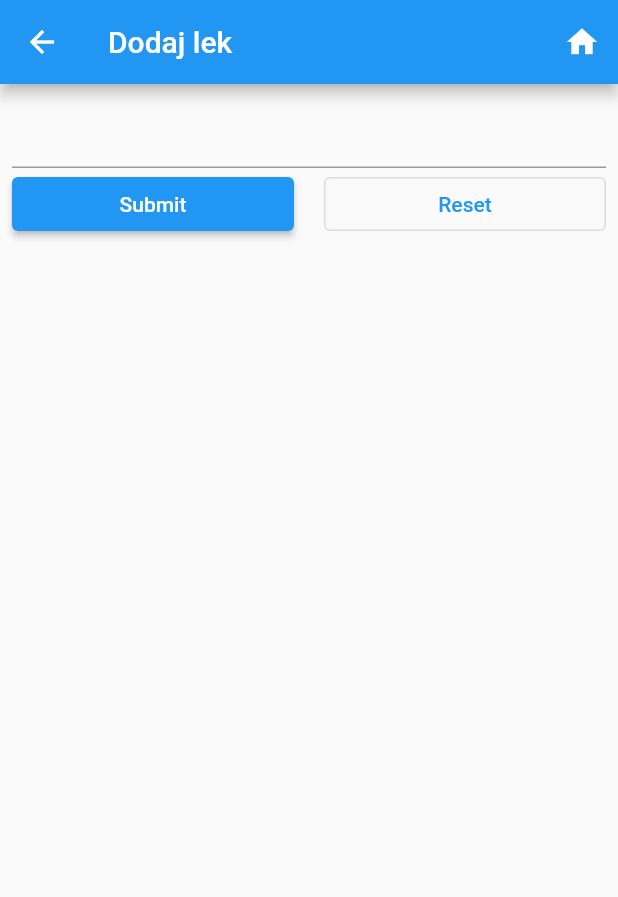
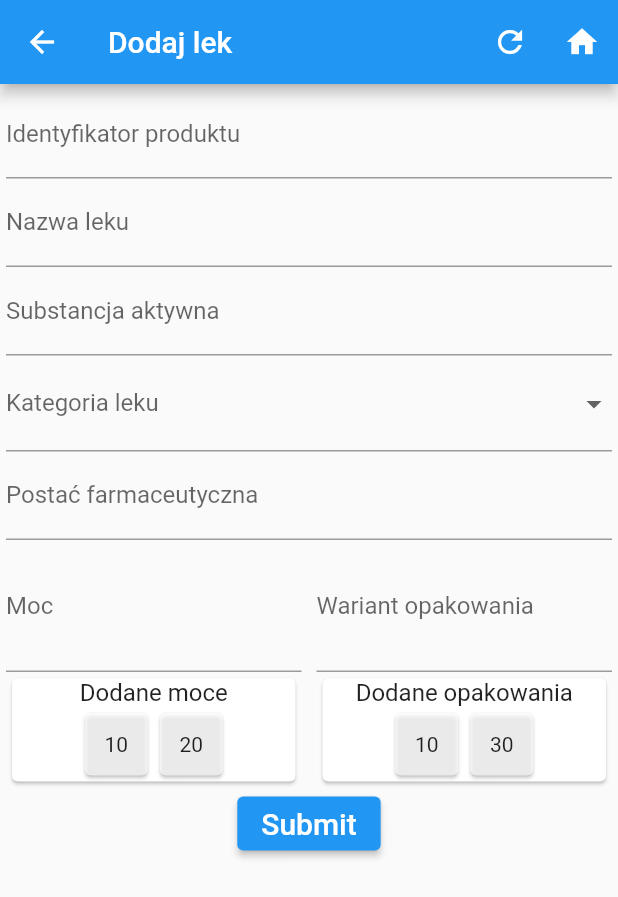
Before and after one commit to XCaine/MedicineDosageApp, a Flutter app: the AddMedication screen opened directly, on a phone screen of 412 x 824 dp. Shown: the top 897 px of the screen. Run offline on Flutter 3.47's test engine with Material 2 defaults, Android fonts, the phone set to English and light mode, and no system bars; drawn by our look-alikes of flutter_form_builder; our stand-ins replace csv, diacritic, form_builder_validators, go_router, internet_connection_checker, sqflite; accounts and stored records are empty.

Commit message:
Create first version of add medication screen

```diff
--- a/lib/src/code/constants/drug_categories.dart
+++ b/lib/src/code/constants/drug_categories.dart
@@ -1,8 +1,10 @@
 class DrugCategories {
-  static final List<String> drugCategories =
+  static final List<String> categoryNames =
       categoryExplanationMap.keys.toList();
 
-  static const List<String> validDrugCategories = ['rp', 'rpz', 'rpw'];
+  static final List<String> categoryExplanations = categoryExplanationMap.values.toList();
+
+  static const List<String> validOnes = ['rp', 'rpz', 'rpw'];
 
   static const Map<String, String> categoryExplanationMap = {
     'otc': 'otc - wydawane bez przepisu lekarza',
--- a/lib/src/code/data_fetch/packages_parser.dart
+++ b/lib/src/code/data_fetch/packages_parser.dart
@@ -31,7 +31,7 @@ class PackagesParser {
     for (Map<String, dynamic> singlePackage in allPackages) {
       String metadata = (singlePackage[_metadata] as String);
       bool packageDeleted = metadata.contains(_deleted);
-      bool isValidDrugType = DrugCategories.validDrugCategories
+      bool isValidDrugType = DrugCategories.validOnes
           .any((validDrugType) => metadata.contains(validDrugType));
       bool countValid = singlePackage[Package.countFieldName] != null;
 
@@ -99,7 +99,7 @@ class PackagesParser {
     //'20 kaps.' -> 20
     int? count = int.tryParse(rawCount.split(' ').first);
 
-    String selectedCategory = DrugCategories.drugCategories.firstWhere(
+    String selectedCategory = DrugCategories.categoryNames.firstWhere(
         (cat) => metadata.contains(cat),
         orElse: () => ''
     );
--- a/lib/src/code/database/database.dart
+++ b/lib/src/code/database/database.dart
@@ -36,7 +36,7 @@ class DatabaseBroker {
     String databasePath =
         join(await sqflite.getDatabasesPath(), Constants.databaseName);
     //TODO REMOVE database delete
-    await _dropDatabaseIfExists(databasePath);
+    //await _dropDatabaseIfExists(databasePath);
 
     sqflite.Database database = await sqflite.openDatabase(
       databasePath,
--- a/lib/src/views/manage_medications/add_medication.dart
+++ /dev/null
@@ -1,73 +0,0 @@
-import 'package:drugs_dosage_app/src/code/constants/constants.dart';
-import 'package:drugs_dosage_app/src/code/logging/log_distributor.dart';
-import 'package:flutter/material.dart';
-import 'package:flutter_form_builder/flutter_form_builder.dart';
-import 'package:go_router/go_router.dart';
-import 'package:logging/logging.dart';
-
-class AddMedication extends StatefulWidget {
-  const AddMedication({Key? key}) : super(key: key);
-
-  @override
-  State<AddMedication> createState() => _AddMedicationState();
-}
-
-class _AddMedicationState extends State<AddMedication> {
-  final _formKey = GlobalKey<FormBuilderState>();
-  static final Logger _logger = LogDistributor.getLoggerFor("AddMedication");
-
-  @override
-  Widget build(BuildContext context) {
-    return Scaffold(
-      appBar: AppBar(
-        title: const Text('Dodaj lek'),
-        actions: [IconButton(onPressed: () => context.go(Constants.homeScreenRoute), icon: const Icon(Icons.home))],
-      ),
-      body: Padding(
-        padding: const EdgeInsets.all(8.0),
-        child: SingleChildScrollView(
-          child: Column(children: [
-            FormBuilder(
-                key: _formKey,
-                child: Column(children: [
-                  FormBuilderTextField(name: 'field1'),
-                ])),
-            Row(
-              children: [
-                Expanded(
-                  child: ElevatedButton(
-                    onPressed: () {
-                      if (_formKey.currentState?.saveAndValidate() ?? false) {
-                        debugPrint(_formKey.currentState?.value.toString());
-                      } else {
-                        debugPrint(_formKey.currentState?.value.toString());
-                        debugPrint('validation failed');
-                      }
-                    },
-                    child: const Text(
-                      'Submit',
-                      style: TextStyle(color: Colors.white),
-                    ),
-                  ),
-                ),
-                const SizedBox(width: 20),
-                Expanded(
-                  child: OutlinedButton(
-                    onPressed: () {
-                      _formKey.currentState?.reset();
-                    },
-                    // color: Theme.of(context).colorScheme.secondary,
-                    child: Text(
-                      'Reset',
-                      style: TextStyle(color: Theme.of(context).colorScheme.secondary),
-                    ),
-                  ),
-                ),
-              ],
-            ),
-          ]),
-        ),
-      ),
-    );
-  }
-}
--- /dev/null
+++ b/lib/src/views/manage_medications/add_medication/add_medication.dart
@@ -0,0 +1,237 @@
+import 'package:drugs_dosage_app/src/code/constants/constants.dart';
+import 'package:drugs_dosage_app/src/code/constants/drug_categories.dart';
+import 'package:drugs_dosage_app/src/code/logging/log_distributor.dart';
+import 'package:drugs_dosage_app/src/code/models/database/medication.dart';
+import 'package:drugs_dosage_app/src/code/models/database/package.dart';
+import 'package:flutter/material.dart';
+import 'package:flutter_form_builder/flutter_form_builder.dart';
+import 'package:form_builder_validators/form_builder_validators.dart';
+import 'package:go_router/go_router.dart';
+import 'package:logging/logging.dart';
+
+class AddMedication extends StatefulWidget {
+  const AddMedication({Key? key}) : super(key: key);
+
+  @override
+  State<AddMedication> createState() => _AddMedicationState();
+}
+
+class _AddMedicationState extends State<AddMedication> {
+  final _formKey = GlobalKey<FormBuilderState>();
+  static final Logger _logger = LogDistributor.getLoggerFor("finalMedication");
+
+  var potencies = <String>['10', '20'];
+  var packages = <String>['10', '30'];
+
+  void addPotencyOption() {
+    var value = _formKey.currentState!.fields[Medication.potencyFieldName]?.value.toString();
+    if (value != null && value != '') {
+      setState(() {
+        potencies.add(value);
+      });
+    }
+  }
+
+  void removePotencyOption(int index) {
+    setState(() {
+      potencies.removeAt(index);
+    });
+  }
+
+  void addPackagingOption() {
+    var value = _formKey.currentState!.fields[Package.countFieldName]?.value.toString();
+    if (value != null && value != '') {
+      setState(() {
+        packages.add(value);
+      });
+    }
+  }
+
+  void removePackageOption(int index) {
+    setState(() {
+      packages.removeAt(index);
+    });
+  }
+
+  void reset() {
+    _formKey.currentState?.reset();
+    setState(() {
+      packages.clear();
+      potencies.clear();
+    });
+  }
+
+  @override
+  Widget build(BuildContext context) {
+    return Scaffold(
+      appBar: AppBar(
+        title: const Text('Dodaj lek'),
+        actions: [
+          IconButton(onPressed: reset, icon: const Icon(Icons.refresh)),
+          IconButton(onPressed: () => context.go(Constants.homeScreenRoute), icon: const Icon(Icons.home))
+        ],
+      ),
+      body: Padding(
+        padding: const EdgeInsets.all(4.0),
+        child: SingleChildScrollView(
+          child: Column(mainAxisSize: MainAxisSize.min, children: [
+            FormBuilder(
+                key: _formKey,
+                child: Column(children: [
+                  FormBuilderTextField(
+                    name: Medication.productIdentifierFieldName,
+                    decoration: const InputDecoration(labelText: 'Identyfikator produktu'),
+                    validator: FormBuilderValidators.compose([FormBuilderValidators.required()]),
+                  ),
+                  FormBuilderTextField(
+                    name: Medication.productNameFieldName,
+                    decoration: const InputDecoration(labelText: 'Nazwa leku'),
+                    validator: FormBuilderValidators.compose([FormBuilderValidators.required()]),
+                  ),
+                  FormBuilderTextField(
+                    name: Medication.commonlyUsedNameFieldName,
+                    decoration: const InputDecoration(labelText: 'Substancja aktywna'),
+                    validator: FormBuilderValidators.compose([FormBuilderValidators.required()]),
+                  ),
+                  FormBuilderDropdown(
+                    name: Package.categoryFieldName,
+                    decoration: const InputDecoration(labelText: 'Kategoria leku'),
+                    items: DrugCategories.categoryExplanations
+                        .map((explanation) => DropdownMenuItem(
+                              alignment: AlignmentDirectional.center,
+                              value: explanation,
+                              child: Text(explanation),
+                            ))
+                        .toList(),
+                    validator: FormBuilderValidators.compose([FormBuilderValidators.required()]),
+                  ),
+                  FormBuilderTextField(
+                    name: Medication.pharmaceuticalFormFieldName,
+                    decoration: const InputDecoration(labelText: 'Postać farmaceutyczna'),
+                    validator: FormBuilderValidators.compose([FormBuilderValidators.required()]),
+                  ),
+                  Row(
+                    children: [
+                      Expanded(
+                        child: FormBuilderTextField(
+                          name: Medication.potencyFieldName,
+                          decoration: InputDecoration(
+                              labelText: 'Moc',
+                              suffix: IconButton(onPressed: addPotencyOption, icon: const Icon(Icons.add))),
+                          validator: FormBuilderValidators.compose([FormBuilderValidators.required()]),
+                        ),
+                      ),
+                      const SizedBox(
+                        width: 10,
+                      ),
+                      Expanded(
+                        child: FormBuilderTextField(
+                          name: Package.countFieldName,
+                          decoration: InputDecoration(
+                              labelText: 'Wariant opakowania',
+                              suffix: IconButton(onPressed: addPackagingOption, icon: const Icon(Icons.add))),
+                          validator: FormBuilderValidators.compose([FormBuilderValidators.required()]),
+                        ),
+                      )
+                    ],
+                  )
+                ])),
+            Row(
+              children: [
+                Expanded(
+                  child: SizedBox(
+                    width: double.infinity,
+                    child: Card(
+                      elevation: 1,
+                      child: Column(
+                        children: [
+                          const Text(
+                            'Dodane moce',
+                            style: TextStyle(fontSize: 16),
+                          ),
+                          SizedBox(
+                            height: 50,
+                            child: ListView.builder(
+                              shrinkWrap: true,
+                              scrollDirection: Axis.horizontal,
+                              itemCount: potencies.length,
+                              itemBuilder: (context, index) {
+                                return SizedBox(
+                                  height: 50,
+                                  width: 50,
+                                  child: Card(
+                                      color: Colors.white70,
+                                      child: GestureDetector(
+                                        onTap: () => removePotencyOption(index),
+                                        child: Center(child: Text(potencies[index])),
+                                      )),
+                                );
+                              },
+                            ),
+                          ),
+                        ],
+                      ),
+                    ),
+                  ),
+                ),
+                const SizedBox(
+                  width: 10,
+                ),
+                Expanded(
+                  child: SizedBox(
+                    width: double.infinity,
+                    child: Card(
+                      elevation: 1,
+                      child: Column(
+                        children: [
+                          const Text(
+                            'Dodane opakowania',
+                            style: TextStyle(fontSize: 16),
+                          ),
+                          SizedBox(
+                            height: 50,
+                            child: ListView.builder(
+                              shrinkWrap: true,
+                              scrollDirection: Axis.horizontal,
+                              itemCount: packages.length,
+                              itemBuilder: (context, index) {
+                                return SizedBox(
+                                  height: 50,
+                                  width: 50,
+                                  child: Card(
+                                      color: Colors.white70,
+                                      child: GestureDetector(
+                                        onTap: () => removePackageOption(index),
+                                        child: Center(child: Text(packages[index])),
+                                      )),
+                                );
+                              },
+                            ),
+                          ),
+                        ],
+                      ),
+                    ),
+                  ),
+                )
+              ],
+            ),
+            ElevatedButton(
+              onPressed: () {
+                if (_formKey.currentState?.saveAndValidate() ?? false) {
+                  debugPrint(_formKey.currentState?.value.toString());
+                } else {
+                  debugPrint(_formKey.currentState?.value.toString());
+                  debugPrint('validation failed');
+                }
+              },
+              child: const Text(
+                'Submit',
+                style: TextStyle(color: Colors.white, fontSize: 20),
+              ),
+            ),
+          ]),
+        ),
+      ),
+    );
+  }
+}
--- a/lib/src/views/manage_medications/manage_medications.dart
+++ b/lib/src/views/manage_medications/manage_medications.dart
@@ -1,9 +1,9 @@
 import 'package:drugs_dosage_app/src/code/constants/constants.dart';
 import 'package:drugs_dosage_app/src/code/database/commons/drugs_in_database_verifier.dart';
 import 'package:drugs_dosage_app/src/code/logging/log_distributor.dart';
-import 'package:drugs_dosage_app/src/views/manage_medications/add_medication.dart';
-import 'package:drugs_dosage_app/src/views/manage_medications/modify_medication.dart';
-import 'package:drugs_dosage_app/src/views/manage_medications/remove_medication.dart';
+import 'package:drugs_dosage_app/src/views/manage_medications/add_medication/add_medication.dart';
+import 'package:drugs_dosage_app/src/views/manage_medications/modify_medication/modify_medication.dart';
+import 'package:drugs_dosage_app/src/views/manage_medications/remove_medication/remove_medication.dart';
 import 'package:drugs_dosage_app/src/views/shared/widgets/no_drugs_in_database.dart';
 import 'package:flutter/material.dart';
 import 'package:go_router/go_router.dart';
--- a/pubspec.yaml
+++ b/pubspec.yaml
@@ -53,6 +53,7 @@ dependencies:
   url_launcher: ^6.1.7
   flutter_form_builder: ^7.7.0
   internet_connection_checker: ^1.0.0+1
+  form_builder_validators: ^8.4.0
 
 dev_dependencies:
   flutter_test:
```
Also changed, not shown: lib/src/views/manage_medications/modify_medication/modify_medication.dart (renamed from lib/src/views/manage_medications/modify_medication.dart), lib/src/views/manage_medications/remove_medication/remove_medication.dart (renamed from lib/src/views/manage_medications/remove_medication.dart), pubspec.lock.
